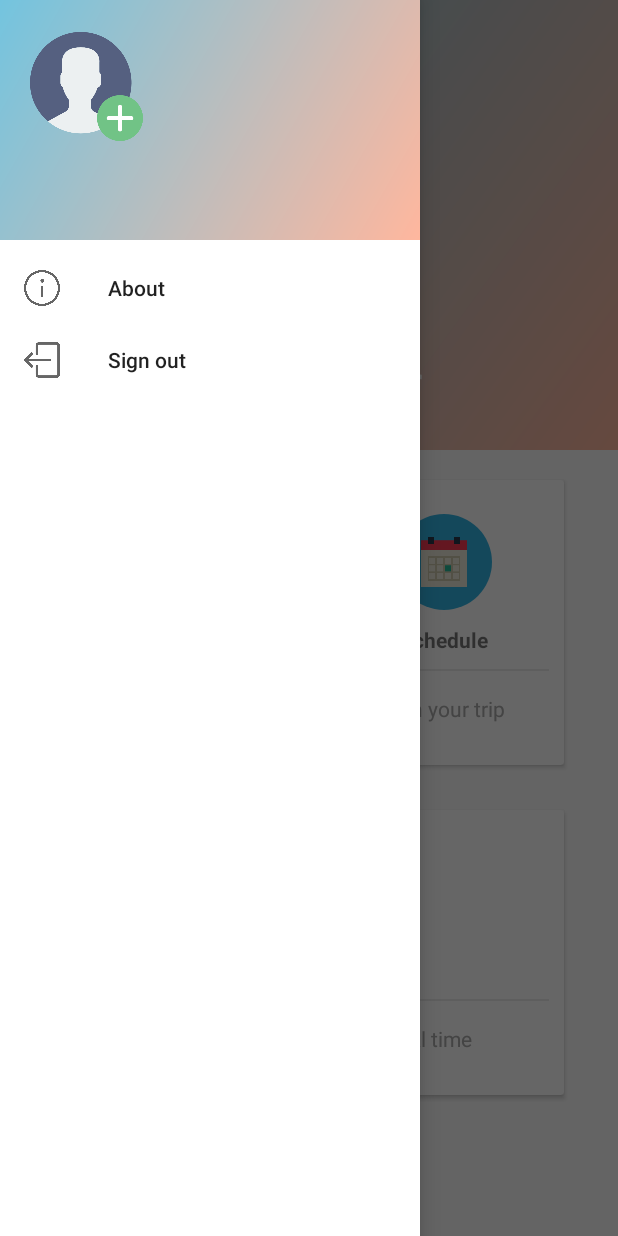
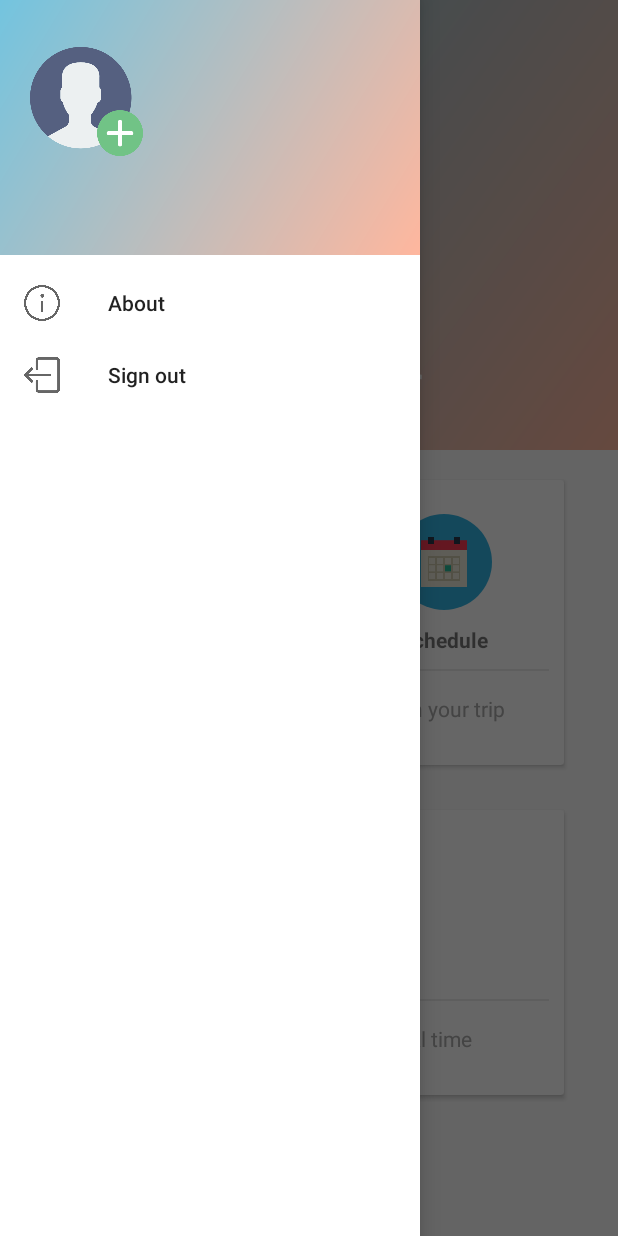
Before and after one commit to bqhuyy/Travel-together, an Android app: the screen it shows after launch once a user with an empty profile is signed in (MainActivity), with the side drawer open, on a phone screen of 412 x 824 dp. Run offline under Robolectric (Android 15) with nearby library versions, the phone set to English and light mode, and no system bars; our stand-ins replace CircleImageView, Firebase (no records; nobody signed in at launch, a user with empty details on screens opened directly); 1 statement that could not run was skipped.

Commit message:
update UI

```diff
--- a/app/src/main/res/layout/activity_add_note.xml
+++ b/app/src/main/res/layout/activity_add_note.xml
@@ -3,7 +3,8 @@
     android:layout_width="match_parent"
     android:layout_height="match_parent"
     xmlns:tools="http://schemas.android.com/tools"
-    tools:context=".Note_AddNote_Activity">
+    tools:context=".Note_AddNote_Activity"
+    android:fitsSystemWindows="true">
 
     <android.support.v7.widget.Toolbar
         android:layout_width="match_parent"
--- a/app/src/main/res/layout/activity_group_chat.xml
+++ b/app/src/main/res/layout/activity_group_chat.xml
@@ -6,7 +6,8 @@
     android:layout_height="match_parent"
     tools:context=".GroupChatActivity"
     android:orientation="vertical"
-    android:id="@+id/activity_chat">
+    android:id="@+id/activity_chat"
+    android:fitsSystemWindows="true">
 
     <android.support.design.widget.AppBarLayout
         android:layout_width="match_parent"
--- a/app/src/main/res/layout/activity_main.xml
+++ b/app/src/main/res/layout/activity_main.xml
@@ -7,7 +7,8 @@
     android:layout_height="match_parent"
     tools:context=".MainActivity"
     android:orientation="vertical"
-    android:id="@+id/main_drawer_layout">
+    android:id="@+id/main_drawer_layout"
+    android:fitsSystemWindows="true">
     <android.support.design.widget.CoordinatorLayout
         android:layout_width="match_parent"
         android:layout_height="match_parent">
--- a/app/src/main/res/layout/activity_note_main.xml
+++ b/app/src/main/res/layout/activity_note_main.xml
@@ -16,20 +16,20 @@
             android:layout_width="match_parent"
             android:layout_height="match_parent"
             android:id="@+id/collapsing_toolbar"
-            android:fitsSystemWindows="true"
             app:contentScrim="?attr/colorPrimary"
             app:expandedTitleMarginBottom="32dp"
             app:expandedTitleMarginEnd="64dp"
             app:expandedTitleMarginStart="48dp"
             app:layout_scrollFlags="scroll|exitUntilCollapsed"
-            app:title="Note App">
+            app:title="Note">
 
             <android.support.v7.widget.Toolbar
                 android:layout_width="match_parent"
                 android:layout_height="?attr/actionBarSize"
                 android:id="@+id/toolbar_note"
                 android:background="?attr/colorPrimary"
-                app:popupTheme="@style/ThemeOverlay.AppCompat.Light" />
+                app:popupTheme="@style/ThemeOverlay.AppCompat.Light"
+                app:layout_collapseMode="pin"/>
 
         </android.support.design.widget.CollapsingToolbarLayout>
 
--- a/app/src/main/res/layout/activity_place_list_in_plan.xml
+++ b/app/src/main/res/layout/activity_place_list_in_plan.xml
@@ -7,6 +7,7 @@
     android:orientation="vertical"
     tools:context=".PlaceListInPlanActivity"
     android:background="@color/white"
+    android:fitsSystemWindows="true"
     >
 
     <android.support.design.widget.AppBarLayout
--- a/app/src/main/res/layout/activity_plan_list.xml
+++ b/app/src/main/res/layout/activity_plan_list.xml
@@ -5,7 +5,8 @@
     android:layout_width="match_parent"
     android:layout_height="match_parent"
     android:orientation="vertical"
-    tools:context=".PlanListActivity">
+    tools:context=".PlanListActivity"
+    android:fitsSystemWindows="true">
 
     <android.support.design.widget.AppBarLayout
         android:layout_width="match_parent"
--- a/app/src/main/res/layout/main_navigation_header.xml
+++ b/app/src/main/res/layout/main_navigation_header.xml
@@ -3,10 +3,13 @@
     xmlns:android="http://schemas.android.com/apk/res/android"
     xmlns:app="http://schemas.android.com/apk/res-auto"
     android:layout_width="match_parent"
-    android:layout_height="160dp"
+    android:layout_height="170dp"
     android:orientation="vertical"
     android:background="@drawable/gradient_screen"
-    android:padding="20dp">
+    android:paddingRight="20dp"
+    android:paddingLeft="20dp"
+    android:paddingBottom="20dp"
+    android:paddingTop="30dp">
     <de.hdodenhof.circleimageview.CircleImageView
         android:layout_width="75dp"
         android:layout_height="75dp"
--- a/app/src/main/res/menu/menu_search_note.xml
+++ b/app/src/main/res/menu/menu_search_note.xml
@@ -4,7 +4,7 @@
 
     <item
         android:id="@+id/action_search"
-        android:icon="@android:drawable/ic_menu_search"
+        android:icon="@drawable/searchiconquyen"
         android:title="Search"
         app:actionViewClass="android.support.v7.widget.SearchView"
         app:showAsAction="ifRoom|collapseActionView" />
--- a/app/src/main/res/values/styles.xml
+++ b/app/src/main/res/values/styles.xml
@@ -7,6 +7,7 @@
         <item name="windowActionBar">false</item>
         <item name="windowNoTitle">true</item>
         <item name="android:backgroundDimEnabled">false</item>
+        <item name="android:windowTranslucentStatus">true</item>
     </style>
 
     <style name="ThemeOverlay.MyToolbarText" parent="AppTheme">
```
Also changed, not shown: app/src/main/AndroidManifest.xml (+3 -5 lines), app/src/main/java/cs300/apcs04/traveltogether/GroupChatActivity.java (+6 -5 lines).
